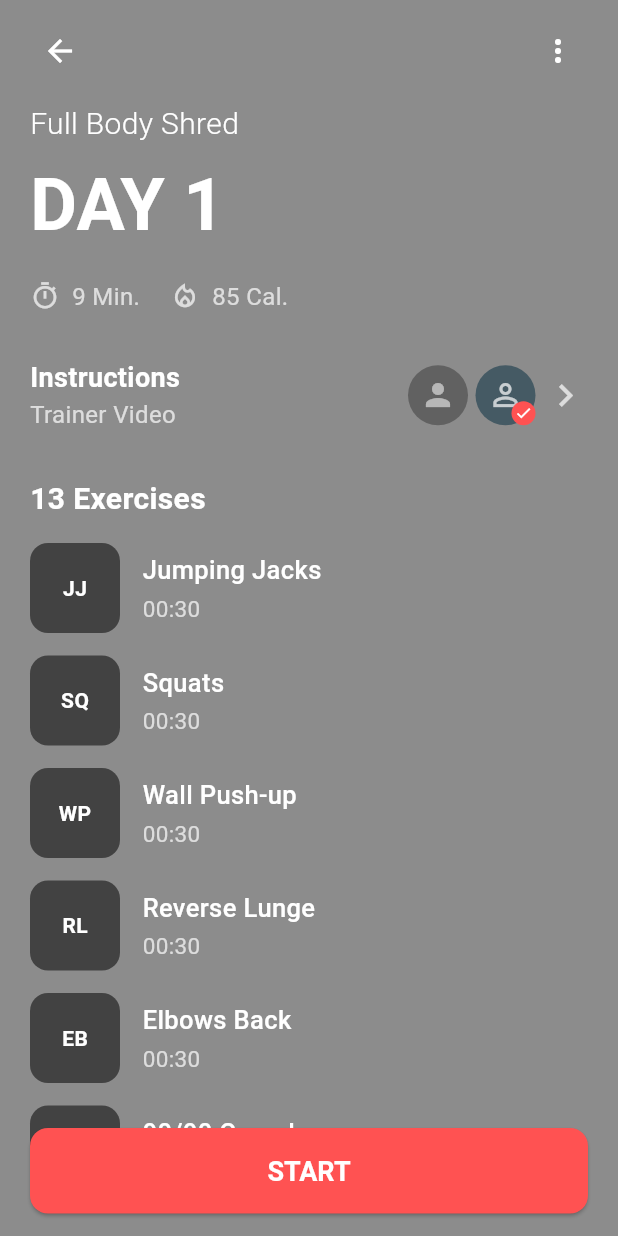
After one commit to Hafssabkn/Move-UP, a Flutter app: the WorkoutDetailScreen screen opened directly, on a phone screen of 412 x 824 dp. The commit adds this screen. Run offline on Flutter 3.47's test engine with Material 3 defaults, Android fonts, the phone set to English and light mode, and no system bars; network calls fail; project files that could hold a hidden picture were left out.

Commit message:
MoveUP Three

```diff
--- a/lib/service/api_service.dart
+++ b/lib/service/api_service.dart
@@ -2,10 +2,9 @@ import 'dart:convert';
 import 'package:http/http.dart' as http;
 import '../model/exercise.dart';
 
-
 class ApiService {
   static const String baseUrl = 'https://api.api-ninjas.com/v1/exercises';
-  static const String apiKey = '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';
+  static const String apiKey = 'eQ/dAMN/RyJ34sJwsGPaXA==kkir217ne2eY3u75';
 
   static Future<List<Exercise>> getExercisesByMuscle(String muscle) async {
     try {
--- /dev/null
+++ b/lib/ui/view/workout_details_screen.dart
@@ -0,0 +1,235 @@
+import 'package:flutter/material.dart';
+
+class WorkoutDetailScreen extends StatelessWidget {
+  const WorkoutDetailScreen({super.key});
+
+  final List<Map<String, String>> exercises = const [
+    {'name': 'Jumping Jacks', 'duration': '00:30', 'icon_placeholder_text': 'JJ'},
+    {'name': 'Squats', 'duration': '00:30', 'icon_placeholder_text': 'SQ'},
+    {'name': 'Wall Push-up', 'duration': '00:30', 'icon_placeholder_text': 'WP'},
+    {'name': 'Reverse Lunge', 'duration': '00:30', 'icon_placeholder_text': 'RL'},
+    {'name': 'Elbows Back', 'duration': '00:30', 'icon_placeholder_text': 'EB'},
+    {'name': '90/90 Crunch', 'duration': '00:30', 'icon_placeholder_text': 'CR'},
+  ];
+
+  Widget _buildExerciseIconPlaceholder(String text) {
+    return Container(
+      width: 60,
+      height: 60,
+      decoration: BoxDecoration(
+        color: Colors.grey[800],
+        borderRadius: BorderRadius.circular(12),
+      ),
+      child: Center(
+        child: Text(
+          text,
+          style: const TextStyle(color: Colors.white, fontWeight: FontWeight.bold),
+        ),
+      ),
+    );
+  }
+
+
+  @override
+  Widget build(BuildContext context) {
+    return Scaffold(
+      backgroundColor: Colors.black45,
+      body: Stack(
+        children: [
+          SafeArea(
+            child: Column(
+              children: [
+                // Custom App Bar
+                Padding(
+                  padding: const EdgeInsets.symmetric(horizontal: 16.0, vertical: 10.0),
+                  child: Row(
+                    mainAxisAlignment: MainAxisAlignment.spaceBetween,
+                    children: [
+                      IconButton(
+                        icon: const Icon(Icons.arrow_back, color: Colors.white),
+                        onPressed: () {
+                          if (Navigator.canPop(context)) {
+                            Navigator.pop(context);
+                          }
+                        },
+                      ),
+                      IconButton(
+                        icon: const Icon(Icons.more_vert, color: Colors.white),
+                        onPressed: () {
+                          // Handle menu
+                        },
+                      ),
+                    ],
+                  ),
+                ),
+
+                Expanded(
+                  child: ListView(
+                    padding: const EdgeInsets.symmetric(horizontal: 20.0),
+                    children: [
+                      const Text(
+                        'Full Body Shred',
+                        style: TextStyle(
+                          color: Colors.white,
+                          fontSize: 20,
+                          fontWeight: FontWeight.w300,
+                        ),
+                      ),
+                      const SizedBox(height: 5),
+                      const Text(
+                        'DAY 1',
+                        style: TextStyle(
+                          color: Colors.white,
+                          fontSize: 48,
+                          fontWeight: FontWeight.bold,
+                        ),
+                      ),
+                      const SizedBox(height: 15),
+                      Row(
+                        children: [
+                          const Icon(Icons.timer_outlined, color: Colors.white70, size: 20),
+                          const SizedBox(width: 8),
+                          const Text('9 Min.', style: TextStyle(color: Colors.white70, fontSize: 16)),
+                          const SizedBox(width: 20),
+                          const Icon(Icons.local_fire_department_outlined, color: Colors.white70, size: 20),
+                          const SizedBox(width: 8),
+                          const Text('85 Cal.', style: TextStyle(color: Colors.white70, fontSize: 16)),
+                        ],
+                      ),
+                      const SizedBox(height: 30),
+
+                      Row(
+                        mainAxisAlignment: MainAxisAlignment.spaceBetween,
+                        children: [
+                          const Column(
+                            crossAxisAlignment: CrossAxisAlignment.start,
+                            children: [
+                              Text(
+                                'Instructions',
+                                style: TextStyle(
+                                  color: Colors.white,
+                                  fontSize: 18,
+                                  fontWeight: FontWeight.bold,
+                                ),
+                              ),
+                              Text(
+                                'Trainer Video',
+                                style: TextStyle(
+                                  color: Colors.white70,
+                                  fontSize: 16,
+                                ),
+                              ),
+                            ],
+                          ),
+                          Row(
+                            children: [
+                              // Replace with Image.asset if you have actual avatar images
+                              CircleAvatar(
+                                radius: 20,
+                                backgroundColor: Colors.grey[700],
+                                // child: Image.asset('assets/avatar1.png'), // if you have it
+                                child: const Icon(Icons.person, color: Colors.white54),
+                              ),
+                              const SizedBox(width: 5),
+                              Stack(
+                                alignment: Alignment.bottomRight,
+                                children: [
+                                  CircleAvatar(
+                                    radius: 20,
+                                    backgroundColor: Colors.blueGrey[700],
+                                    // child: Image.asset('assets/avatar2.png'), // if you have it
+                                    child: const Icon(Icons.person_outline, color: Colors.white70),
+                                  ),
+                                  Container(
+                                    padding: const EdgeInsets.all(2),
+                                    decoration: const BoxDecoration(
+                                      color: Colors.redAccent,
+                                      shape: BoxShape.circle,
+                                    ),
+                                    child: const Icon(Icons.check, color: Colors.white, size: 12),
+                                  )
+                                ],
+                              ),
+                              const SizedBox(width: 5),
+                              const Icon(Icons.chevron_right, color: Colors.white70, size: 30),
+                            ],
+                          ),
+                        ],
+                      ),
+                      const SizedBox(height: 30),
+
+                      const Text(
+                        '13 Exercises',
+                        style: TextStyle(
+                          color: Colors.white,
+                          fontSize: 20,
+                          fontWeight: FontWeight.bold,
+                        ),
+                      ),
+                      const SizedBox(height: 15),
+                      ...exercises.map((exercise) => Padding(
+                        padding: const EdgeInsets.only(bottom: 15.0),
+                        child: Row(
+                          children: [
+                            _buildExerciseIconPlaceholder(exercise['icon_placeholder_text']!),
+                            const SizedBox(width: 15),
+                            Column(
+                              crossAxisAlignment: CrossAxisAlignment.start,
+                              children: [
+                                Text(
+                                  exercise['name']!,
+                                  style: const TextStyle(
+                                    color: Colors.white,
+                                    fontSize: 17,
+                                    fontWeight: FontWeight.w500,
+                                  ),
+                                ),
+                                const SizedBox(height: 3),
+                                Text(
+                                  exercise['duration']!,
+                                  style: const TextStyle(
+                                    color: Colors.white70,
+                                    fontSize: 15,
+                                  ),
+                                ),
+                              ],
+                            ),
+                          ],
+                        ),
+                      )).toList(),
+                      const SizedBox(height: 70), // Space for the start button
+                    ],
+                  ),
+                ),
+              ],
+            ),
+          ),
+
+          Positioned(
+            left: 0,
+            right: 0,
+            bottom: 0,
+            child: Container(
+              padding: const EdgeInsets.symmetric(horizontal: 20, vertical: 15),
+              // color: Colors.black.withOpacity(0.8), // Optional: slight dark background for better readability
+              child: ElevatedButton(
+                style: ElevatedButton.styleFrom(
+                  backgroundColor: Colors.redAccent,
+                  padding: const EdgeInsets.symmetric(vertical: 18),
+                  textStyle: const TextStyle(fontSize: 18, fontWeight: FontWeight.bold),
+                  shape: RoundedRectangleBorder(
+                    borderRadius: BorderRadius.circular(12),
+                  ),
+                ),
+                onPressed: () {
+
+                },
+                child: const Text('START', style: TextStyle(color: Colors.white)),
+              ),
+            ),
+          ),
+        ],
+      ),
+    );
+  }
+}
```
Also changed, not shown: lib/model/exercise.dart (+6 -27 lines), lib/ui/view/plan_screen.dart (+26 -18 lines), assets/images/general_workout.jpg (added), assets/images/workout_main.jpg (added).
